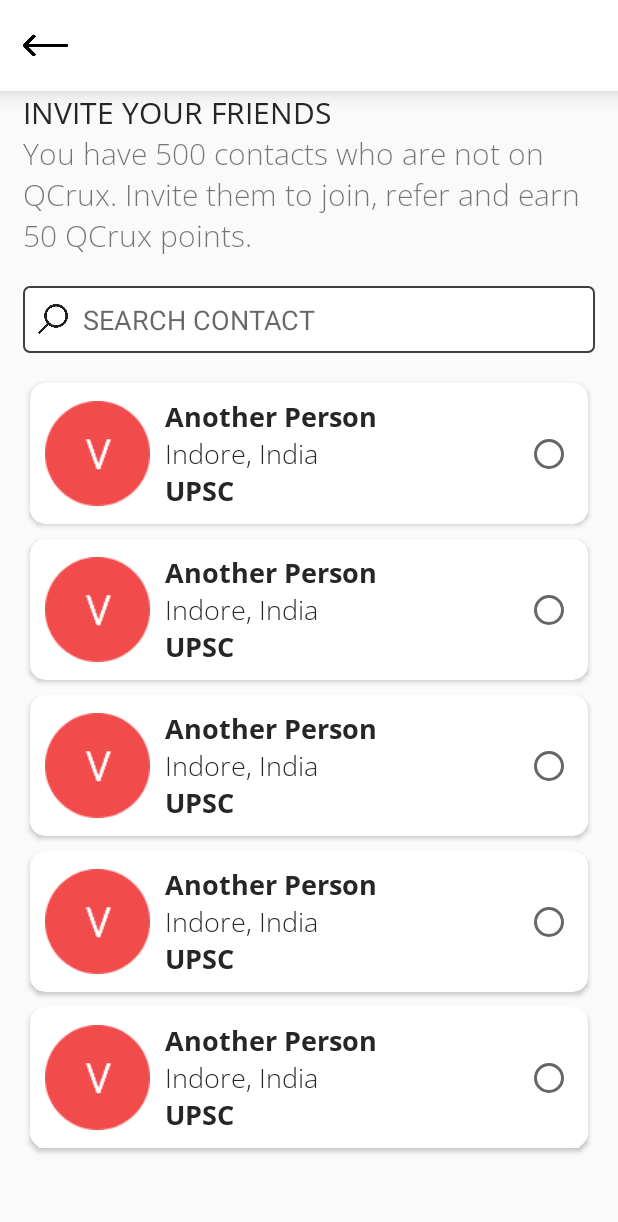
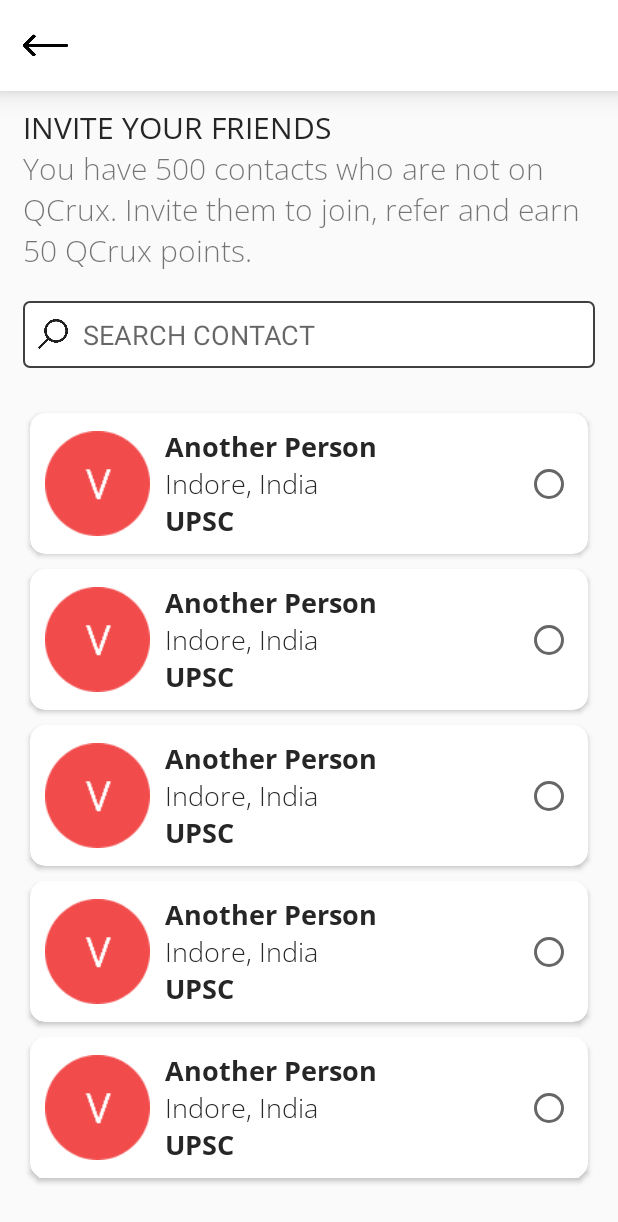
Before and after one commit to Anuragtech02/qcrux-wall, an Android app: the screen it shows after launch (MainActivity), on a phone screen of 412 x 824 dp. Shown: the top 1222 px of the screen. Run offline under Robolectric (Android 15) with nearby library versions, the phone set to English and light mode, and no system bars.

Commit message:
Invite friends layout complete

```diff
--- a/app/src/main/res/layout/activity_invite.xml
+++ b/app/src/main/res/layout/activity_invite.xml
@@ -1,8 +1,9 @@
 <?xml version="1.0" encoding="utf-8"?>
-<androidx.constraintlayout.widget.ConstraintLayout xmlns:android="http://schemas.android.com/apk/res/android"
+<androidx.constraintlayout.widget.ConstraintLayout
+    xmlns:android="http://schemas.android.com/apk/res/android"
+    xmlns:app="http://schemas.android.com/apk/res-auto"
     android:layout_width="match_parent"
-    android:layout_height="match_parent"
-    xmlns:app="http://schemas.android.com/apk/res-auto">
+    android:layout_height="match_parent">
 
 
     <!--Top action bar-->
@@ -36,6 +37,7 @@
         android:id="@+id/invite"
         android:layout_width="match_parent"
         android:layout_height="wrap_content"
+        android:layout_marginTop="10dp"
         android:paddingHorizontal="15dp"
         app:layout_constraintStart_toStartOf="parent"
         app:layout_constraintEnd_toEndOf="parent"
@@ -106,13 +108,11 @@
             android:layout_width="match_parent"
             android:layout_height="wrap_content"
             android:layout_marginTop="10dp"
-            android:clipChildren="false"
-            android:clipToPadding="false"
-            android:orientation="vertical"
+            android:fillViewport="true"
             android:scrollbars="none"
             app:layout_constraintEnd_toEndOf="parent"
             app:layout_constraintStart_toStartOf="parent"
-            app:layout_constraintTop_toBottomOf="@+id/textViewPeople">
+            app:layout_constraintTop_toTopOf="parent">
 
             <LinearLayout
                 android:layout_width="match_parent"
@@ -120,7 +120,6 @@
                 android:clipChildren="false"
                 android:clipToPadding="false"
                 android:orientation="vertical"
-                android:layout_gravity="center_horizontal"
                 android:padding="10dp">
 
                 <androidx.cardview.widget.CardView
@@ -508,8 +507,6 @@
 
                 </androidx.cardview.widget.CardView>
 
-
-
             </LinearLayout>
         </ScrollView>
 
```
Also changed, not shown: 1 other file.
